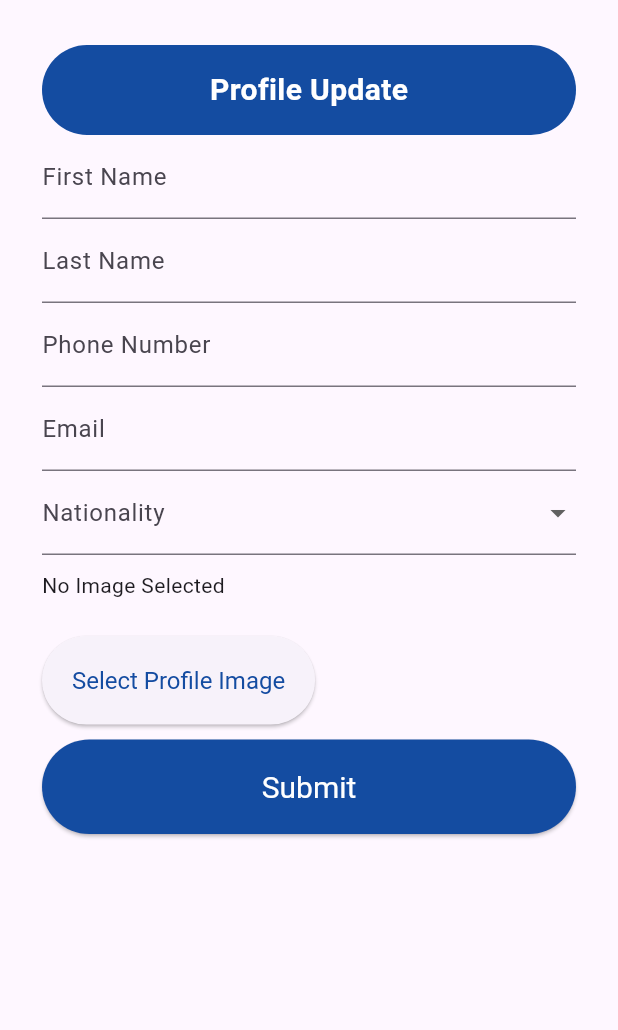
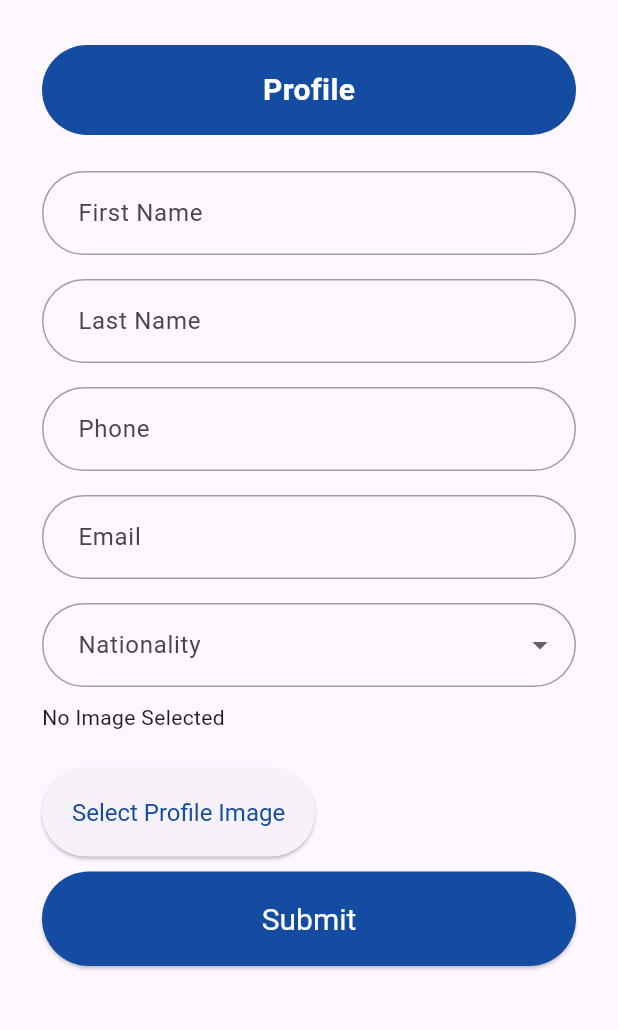
Before and after one commit to habibakij/flutter_admin, a Flutter app: the screen it shows after launch, on a phone screen of 412 x 824 dp, the part 105-1135 px from its top. Run offline on Flutter 3.47's test engine with Material 3 defaults, Android fonts, the light colour scheme and no system bars; our stand-ins replace get, image_picker.

Commit message:
text field update

```diff
--- a/lib/main.dart
+++ b/lib/main.dart
@@ -206,32 +206,55 @@ class ProfileUpdateScreen extends StatelessWidget {
                   color: Color(0xFF144CA1),
                   borderRadius: BorderRadius.all(Radius.circular(30.0))),
               child: const Text(
-                "Profile Update",
+                "Profile",
                 style: TextStyle(
                     color: Colors.white,
                     fontSize: 20.0,
                     fontWeight: FontWeight.bold),
               ),
             ),
-            TextField(
-              controller: firstNameController,
-              decoration: const InputDecoration(labelText: "First Name"),
-            ),
-            TextField(
-                controller: lastNameController,
-                decoration: const InputDecoration(labelText: "Last Name")),
-            TextField(
-                controller: phoneNameController,
-                decoration: const InputDecoration(labelText: "Phone Number")),
-            TextField(
-                controller: emailNameController,
-                decoration: const InputDecoration(labelText: "Email")),
-            DropdownButtonFormField(
-              items: ["USA", "India", "UK", "Canada"]
+            const SizedBox(height: 24),
+            _textInputWidget(
+                conntroller: firstNameController, labelText: "First Name"),
+            const SizedBox(height: 16),
+            _textInputWidget(
+                conntroller: lastNameController, labelText: "Last Name"),
+            const SizedBox(height: 16),
+            _textInputWidget(
+                conntroller: phoneNameController, labelText: "Phone"),
+            const SizedBox(height: 16),
+            _textInputWidget(
+                conntroller: emailNameController, labelText: "Email"),
+            const SizedBox(height: 16),
+            DropdownButtonFormField<String>(
+              items: ["Bangladesh", "Saudi Arabia", "Pakistan", "Palestine"]
                   .map((e) => DropdownMenuItem(value: e, child: Text(e)))
                   .toList(),
               onChanged: (value) {},
-              decoration: const InputDecoration(labelText: "Nationality"),
+              decoration: InputDecoration(
+                labelText: "Nationality",
+                border: OutlineInputBorder(
+                  borderRadius: BorderRadius.circular(30),
+                ),
+                enabledBorder: OutlineInputBorder(
+                  borderRadius: BorderRadius.circular(30),
+                  borderSide: const BorderSide(color: Colors.grey),
+                ),
+                focusedBorder: OutlineInputBorder(
+                  borderRadius: BorderRadius.circular(30),
+                  borderSide: const BorderSide(color: Colors.blue, width: 2),
+                ),
+                errorBorder: OutlineInputBorder(
+                  borderRadius: BorderRadius.circular(30),
+                  borderSide: const BorderSide(color: Colors.red),
+                ),
+                focusedErrorBorder: OutlineInputBorder(
+                  borderRadius: BorderRadius.circular(30),
+                  borderSide: const BorderSide(color: Colors.red, width: 2),
+                ),
+                contentPadding:
+                    const EdgeInsets.symmetric(horizontal: 20, vertical: 16),
+              ),
             ),
             const SizedBox(height: 10),
             Obx(() => profileImage.value == null
@@ -279,6 +302,45 @@ class ProfileUpdateScreen extends StatelessWidget {
       ),
     );
   }
+
+  _textInputWidget(
+      {TextEditingController? conntroller, String labelText = ''}) {
+    return TextFormField(
+      controller: conntroller,
+      keyboardType: TextInputType.text,
+      decoration: InputDecoration(
+        labelText: labelText,
+        border: OutlineInputBorder(
+          borderRadius: BorderRadius.circular(30),
+        ),
+        enabledBorder: OutlineInputBorder(
+          borderRadius: BorderRadius.circular(30),
+          borderSide: const BorderSide(color: Colors.grey),
+        ),
+        focusedBorder: OutlineInputBorder(
+          borderRadius: BorderRadius.circular(30),
+          borderSide: const BorderSide(color: Colors.blue, width: 2),
+        ),
+        errorBorder: OutlineInputBorder(
+          borderRadius: BorderRadius.circular(30),
+          borderSide: const BorderSide(color: Colors.red),
+        ),
+        focusedErrorBorder: OutlineInputBorder(
+          borderRadius: BorderRadius.circular(30),
+          borderSide: const BorderSide(color: Colors.red, width: 2),
+        ),
+        contentPadding:
+            const EdgeInsets.symmetric(horizontal: 20, vertical: 16),
+      ),
+      validator: (value) {
+        if (value == null || value.isEmpty) {
+          return "Field can't be empty";
+        }
+
+        return null;
+      },
+    );
+  }
 }
 
 class AddNewPlaceScreen extends StatelessWidget {
@@ -287,6 +349,12 @@ class AddNewPlaceScreen extends StatelessWidget {
 
   AddNewPlaceScreen({super.key});
 
+  TextEditingController titleController = TextEditingController();
+
+  TextEditingController locationController = TextEditingController();
+
+  TextEditingController descriptionController = TextEditingController();
+
   @override
   Widget build(BuildContext context) {
     return Padding(
@@ -294,15 +362,33 @@ class AddNewPlaceScreen extends StatelessWidget {
       child: Column(
         crossAxisAlignment: CrossAxisAlignment.start,
         children: [
-          const Text("Add New Place",
-              style: TextStyle(fontSize: 30, fontWeight: FontWeight.bold)),
-          const TextField(
-              decoration: InputDecoration(labelText: "Place Title")),
-          const TextField(
-              decoration: InputDecoration(labelText: "Place Location")),
-          const TextField(
-              decoration: InputDecoration(labelText: "Place Details"),
-              maxLines: 3),
+          Container(
+            height: 60.0,
+            width: double.infinity,
+            alignment: Alignment.center,
+            decoration: const BoxDecoration(
+                color: Color(0xFF144CA1),
+                borderRadius: BorderRadius.all(Radius.circular(30.0))),
+            child: const Text(
+              "Add New Place",
+              style: TextStyle(
+                  color: Colors.white,
+                  fontSize: 20.0,
+                  fontWeight: FontWeight.bold),
+            ),
+          ),
+          const SizedBox(height: 24),
+          _textInputWidget(
+              conntroller: titleController, labelText: "Place Title"),
+          const SizedBox(height: 16),
+          _textInputWidget(
+              conntroller: locationController, labelText: "Place Location"),
+          const SizedBox(height: 16),
+          _textInputWidget(
+              conntroller: descriptionController,
+              labelText: "Place Details",
+              maxLine: 3),
+          const SizedBox(height: 16),
           const SizedBox(height: 10),
           Obx(() => Wrap(
                 spacing: 8,
@@ -334,6 +420,48 @@ class AddNewPlaceScreen extends StatelessWidget {
       ),
     );
   }
+
+  _textInputWidget(
+      {TextEditingController? conntroller,
+      String labelText = '',
+      int maxLine = 1}) {
+    return TextFormField(
+      controller: conntroller,
+      keyboardType: TextInputType.text,
+      maxLines: maxLine,
+      decoration: InputDecoration(
+        labelText: labelText,
+        border: OutlineInputBorder(
+          borderRadius: BorderRadius.circular(30),
+        ),
+        enabledBorder: OutlineInputBorder(
+          borderRadius: BorderRadius.circular(30),
+          borderSide: const BorderSide(color: Colors.grey),
+        ),
+        focusedBorder: OutlineInputBorder(
+          borderRadius: BorderRadius.circular(30),
+          borderSide: const BorderSide(color: Colors.blue, width: 2),
+        ),
+        errorBorder: OutlineInputBorder(
+          borderRadius: BorderRadius.circular(30),
+          borderSide: const BorderSide(color: Colors.red),
+        ),
+        focusedErrorBorder: OutlineInputBorder(
+          borderRadius: BorderRadius.circular(30),
+          borderSide: const BorderSide(color: Colors.red, width: 2),
+        ),
+        contentPadding:
+            const EdgeInsets.symmetric(horizontal: 20, vertical: 16),
+      ),
+      validator: (value) {
+        if (value == null || value.isEmpty) {
+          return "Field can't be empty";
+        }
+
+        return null;
+      },
+    );
+  }
 }
 
 class SettingsScreen extends StatelessWidget {
@@ -347,8 +475,22 @@ class SettingsScreen extends StatelessWidget {
       child: Column(
         crossAxisAlignment: CrossAxisAlignment.start,
         children: [
-          const Text("Settings",
-              style: TextStyle(fontSize: 30, fontWeight: FontWeight.bold)),
+          Container(
+            height: 60.0,
+            width: double.infinity,
+            alignment: Alignment.center,
+            decoration: const BoxDecoration(
+                color: Color(0xFF144CA1),
+                borderRadius: BorderRadius.all(Radius.circular(30.0))),
+            child: const Text(
+              "Settings",
+              style: TextStyle(
+                  color: Colors.white,
+                  fontSize: 20.0,
+                  fontWeight: FontWeight.bold),
+            ),
+          ),
+          const SizedBox(height: 24),
           SwitchListTile(
             title: const Text("Enable Notifications"),
             value: true,
```
Also changed, not shown: pubspec.lock, 6 other files.
